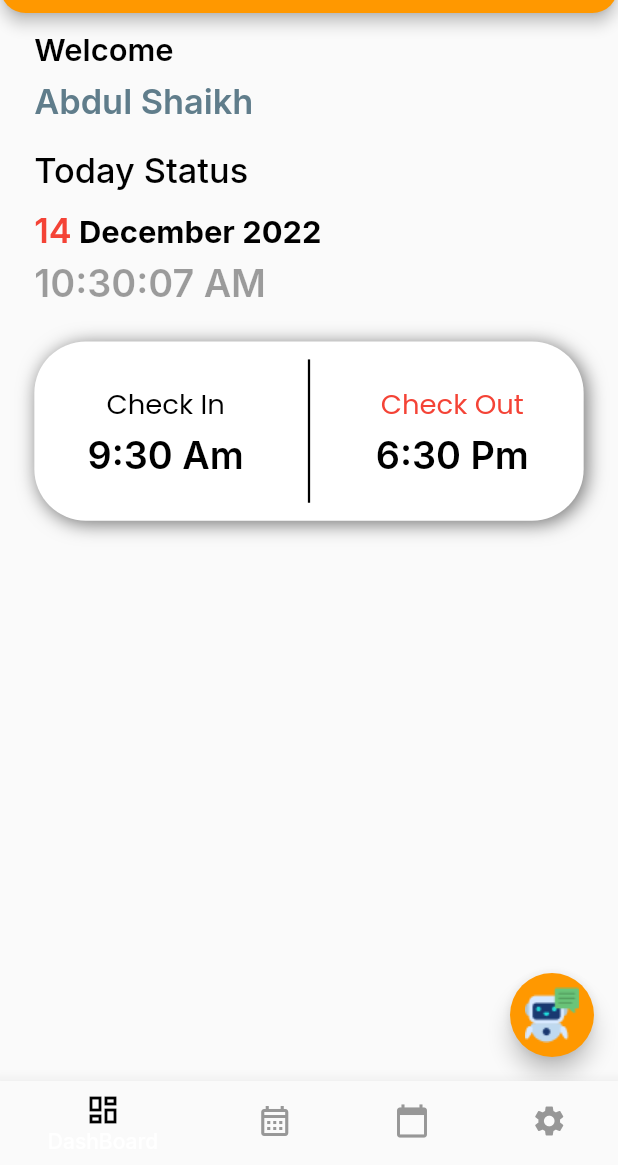
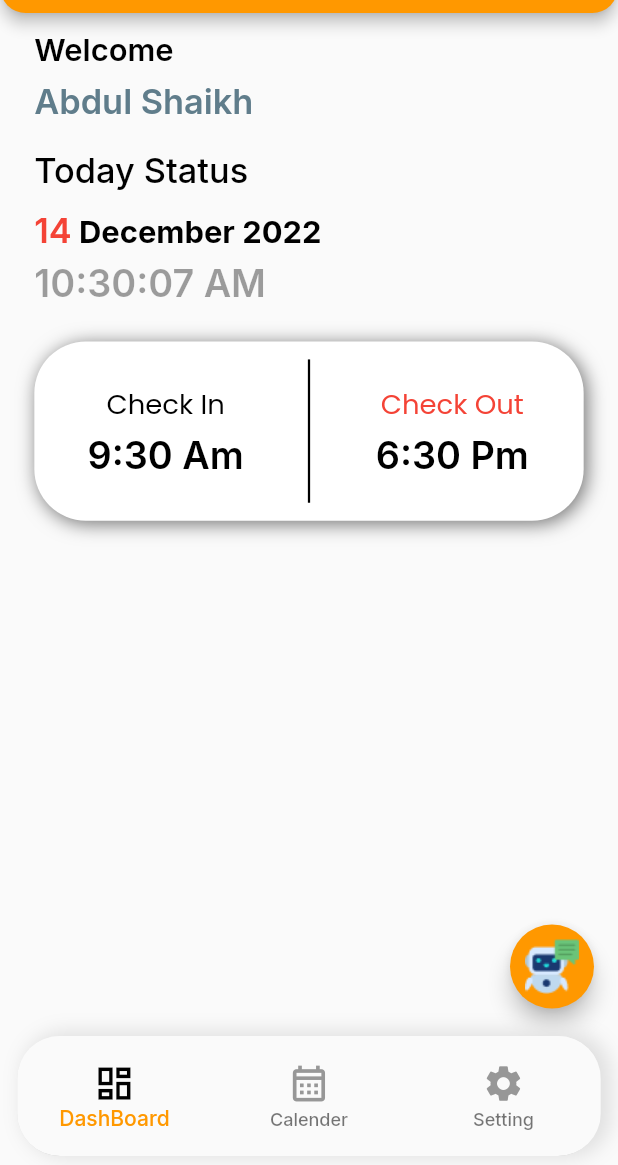
Before and after one commit to ShaikhAbdul007/e_trans, a Flutter app: the screen it shows after launch, on a phone screen of 412 x 824 dp, the part 71-1236 px from its top. Run offline on Flutter 3.47's test engine with Material 2 defaults, Android fonts, the phone set to English and light mode, and no system bars; our stand-ins replace flutter_screenutil, get, get_storage, google_fonts, table_calendar; network calls fail.

Commit message:
change in ui

```diff
--- a/lib/view/bottom_navigation_view.dart
+++ b/lib/view/bottom_navigation_view.dart
@@ -1,9 +1,8 @@
 import 'package:flutter/material.dart';
+import 'package:flutter_screenutil/flutter_screenutil.dart';
 import 'package:get/get.dart';
 import 'package:trasn_human_resource_managment/view/attendance_page.dart';
-import 'package:trasn_human_resource_managment/view/leave_page.dart';
 import 'package:trasn_human_resource_managment/view/setting_page.dart';
-
 import '../color/appcolor.dart';
 import '../viewModel/bottom_navigation_view_model.dart';
 import 'dashboard_page.dart';
@@ -15,6 +14,7 @@ class CustomButtomNavigation extends StatelessWidget {
   Widget build(BuildContext context) {
     BottomNavigationViewModel bottomNavigationViewModel =
         BottomNavigationViewModel();
+    int iconIndex = bottomNavigationViewModel.currentIndex.value;
     return Scaffold(
         body: Obx(
           () => IndexedStack(
@@ -22,15 +22,32 @@ class CustomButtomNavigation extends StatelessWidget {
             children: const [
               DashBoardPage(),
               AttendanceScreen(),
-            LeaveScreen(),
               ProfileScreen()
             ],
           ),
         ),
         bottomNavigationBar: Obx(
-        () => BottomNavigationBar(
+          () => Container(
+            margin:
+                EdgeInsets.only(top: 2.h, left: 10.w, right: 10.w, bottom: 5.h),
+            height: 80,
+            decoration: BoxDecoration(
+                color: Colors.white,
+                boxShadow: [
+                  BoxShadow(
+                      blurRadius: 10,
+                      color: Colors.grey.shade300,
+                      offset: const Offset(5, -1),
+                      spreadRadius: 2)
+                ],
+                borderRadius: BorderRadius.circular(25.r)),
+            child: ClipRRect(
+              borderRadius: BorderRadius.circular(25.r),
+              child: BottomNavigationBar(
+                  iconSize: iconIndex == 0 ? 25.sp : 20.sp,
                   currentIndex: bottomNavigationViewModel.currentIndex.value,
-          onTap: (index) => bottomNavigationViewModel.changeIndex(index),
+                  onTap: (index) =>
+                      bottomNavigationViewModel.changeIndex(index),
                   elevation: 10,
                   items: const [
                     BottomNavigationBarItem(
@@ -52,17 +69,7 @@ class CustomButtomNavigation extends StatelessWidget {
                           Icons.calendar_month_sharp,
                           color: navBarSelectedColor,
                         ),
-                label: 'Leave'),
-            BottomNavigationBarItem(
-                icon: Icon(
-                  Icons.calendar_today,
-                  color: navBarUnSelectedColor,
-                ),
-                activeIcon: Icon(
-                  Icons.calendar_today,
-                  color: navBarSelectedColor,
-                ),
-                label: 'TimeSheet'),
+                        label: 'Calender'),
                     BottomNavigationBarItem(
                         icon: Icon(
                           Icons.settings,
@@ -72,10 +79,10 @@ class CustomButtomNavigation extends StatelessWidget {
                           Icons.settings,
                           color: navBarSelectedColor,
                         ),
-                label: 'Setting'),
-          ],
+                        label: 'Setting')
+                  ]),
             ),
           ),
-    );
+        ));
   }
 }
```
Lines whose indentation alone changed are shown as unchanged.
